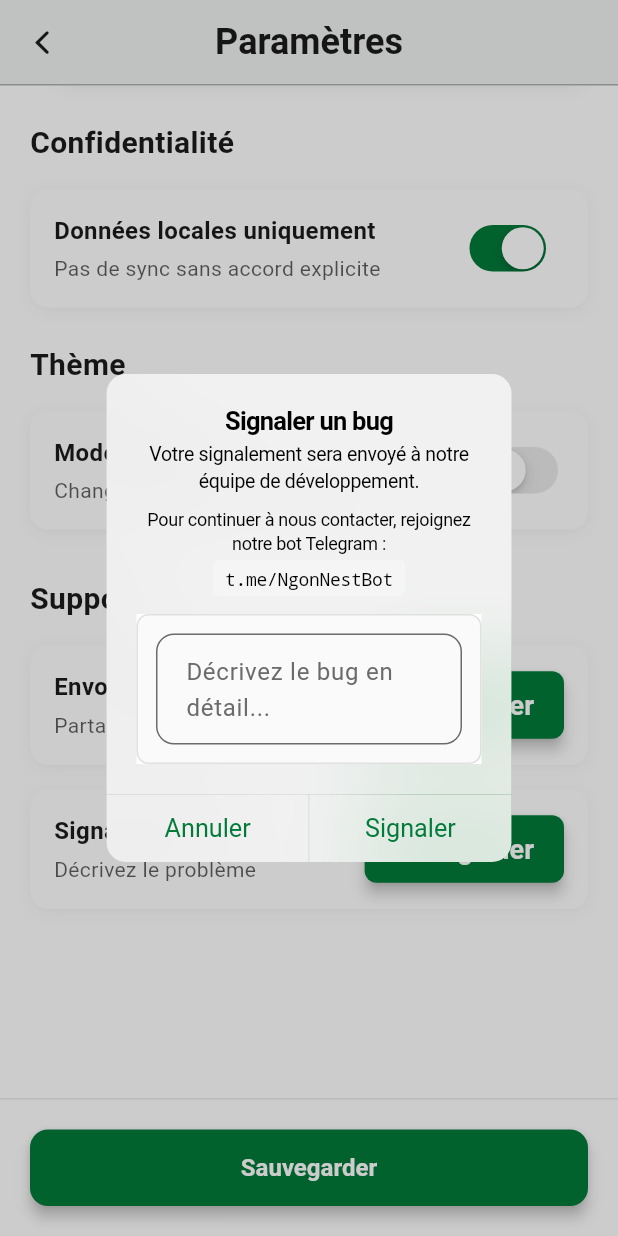
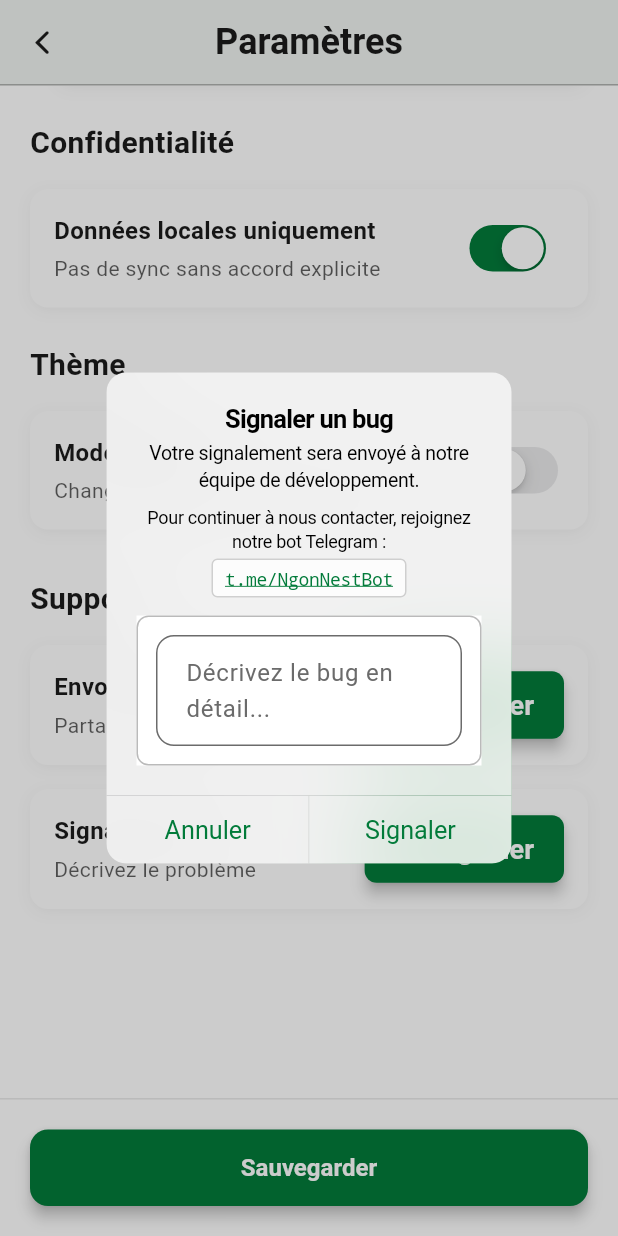
Before and after one commit to Ken-Andre/ngonnest, a Flutter app: the SettingsScreen screen opened by its route, scrolled down 576 dp, after a tap on "Signaler", on a phone screen of 412 x 824 dp. Run offline on Flutter 3.47's test engine with Material 3 defaults, Android fonts, the phone set to English and light mode, and no system bars; our stand-ins replace flutter_local_notifications, shared_preferences, sqflite, timezone; missing offline and left inert: workmanager; accounts and stored records are empty; statements that could not run were skipped.

Commit message:
refactor(settings): update UI components to use theme colors for improved consistency
- Replace hardcoded colors with theme-based colors for better visual integration
- Enhance text styling to align with the app's color scheme
- Improve overall aesthetics and accessibility of the settings screen

```diff
--- a/code/flutter/ngonnest_app/lib/screens/settings_screen.dart
+++ b/code/flutter/ngonnest_app/lib/screens/settings_screen.dart
@@ -1,5 +1,6 @@
 import 'package:flutter/material.dart';
 import 'package:flutter/cupertino.dart';
+import 'package:flutter/services.dart';
 import 'package:provider/provider.dart';
 import '../theme/theme_mode_notifier.dart';
 
@@ -548,9 +549,9 @@ class _SettingsScreenState extends State<SettingsScreen> {
                 height: 100,
                 padding: const EdgeInsets.all(12),
                 decoration: BoxDecoration(
-                  color: Colors.grey.shade50,
+                  color: Theme.of(context).colorScheme.surface,
                   borderRadius: BorderRadius.circular(8),
-                  border: Border.all(color: Colors.grey.shade300),
+                  border: Border.all(color: Theme.of(context).colorScheme.onSurface.withOpacity(0.3)),
                 ),
                 child: TextField(
                   maxLines: 4,
@@ -605,20 +606,37 @@ class _SettingsScreenState extends State<SettingsScreen> {
               style: TextStyle(fontSize: 12),
             ),
             const SizedBox(height: 4),
-            Container(
+            GestureDetector(
+              onTap: () async {
+                const url = 'https://t.me/NgonNestBot';
+                await Clipboard.setData(const ClipboardData(text: url));
+                if (context.mounted) {
+                  ScaffoldMessenger.of(context).showSnackBar(
+                    const SnackBar(
+                      content: Text('Lien Telegram copié !'),
+                      duration: Duration(seconds: 2),
+                    ),
+                  );
+                }
+              },
+              child: Container(
                 padding: const EdgeInsets.symmetric(horizontal: 8, vertical: 4),
                 decoration: BoxDecoration(
-                color: Colors.grey.shade100,
+                  color: Theme.of(context).colorScheme.surface.withOpacity(0.8),
                   borderRadius: BorderRadius.circular(4),
+                  border: Border.all(color: Theme.of(context).colorScheme.onSurface.withOpacity(0.2)),
                 ),
-              child: const Text(
+                child: Text(
                   't.me/NgonNestBot',
                   style: TextStyle(
                     fontSize: 12,
                     fontWeight: FontWeight.w500,
                     fontFamily: 'monospace',
+                    color: Theme.of(context).colorScheme.primary,
+                    decoration: TextDecoration.underline,
                   ),
                   textAlign: TextAlign.center,
+                ),
               ),
             ),
             const SizedBox(height: 12),
@@ -627,9 +645,9 @@ class _SettingsScreenState extends State<SettingsScreen> {
                 height: 100,
                 padding: const EdgeInsets.all(12),
                 decoration: BoxDecoration(
-                  color: Colors.grey.shade50,
+                  color: Theme.of(context).colorScheme.surface,
                   borderRadius: BorderRadius.circular(8),
-                  border: Border.all(color: Colors.grey.shade300),
+                  border: Border.all(color: Theme.of(context).colorScheme.onSurface.withOpacity(0.3)),
                 ),
                 child: TextField(
                   maxLines: 4,
```
Lines whose indentation alone changed are shown as unchanged.
